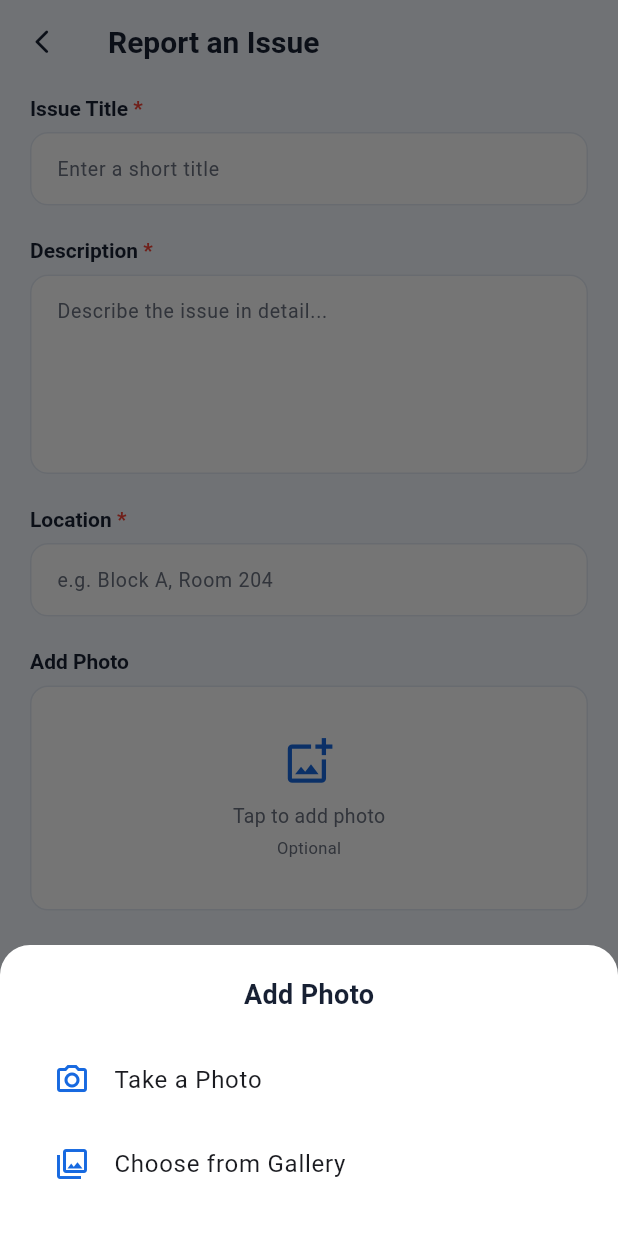
After one commit to shyamsndr/CampusConnect, a Flutter app: the ReportIssueScreen screen opened directly, after a tap on "Tap to add photo", on a phone screen of 412 x 824 dp. The commit adds this screen. Run offline on Flutter 3.47's test engine with Material 3 defaults, Android fonts, the phone set to English and light mode, and no system bars; our stand-ins replace image_picker.

Commit message:
feat: add complaint reporting frontend

```diff
--- a/campus_connect_mobile/lib/core/constants/app_colors.dart
+++ b/campus_connect_mobile/lib/core/constants/app_colors.dart
@@ -3,13 +3,13 @@ import 'package:flutter/material.dart';
 class AppColors {
   AppColors._();
 
-  static const Color primaryBlue = Color(0xFF2196F3);
-  static const Color lightBlue = Color(0xFF4FC3F7);
-  static const Color cyan = Color(0xFF18C7D9);
+  static const Color primaryBlue = Color(0xFF1769E0);
+  static const Color lightBlue = Color(0xFF4DA3FF);
+  static const Color background = Color(0xFFF5F9FF);
 
-  static const Color background = Color(0xFF16C5D5);
   static const Color white = Colors.white;
-  static const Color textDark = Color(0xFF333333);
-  static const Color textGrey = Color(0xFF777777);
-  static const Color borderGrey = Color(0xFFBDBDBD);
+
+  static const Color textDark = Color(0xFF172033);
+  static const Color textGrey = Color(0xFF6B7280);
+  static const Color borderGrey = Color(0xFFE3EAF4);
 }
--- a/campus_connect_mobile/lib/core/theme/app_theme.dart
+++ b/campus_connect_mobile/lib/core/theme/app_theme.dart
@@ -1,4 +1,5 @@
 import 'package:flutter/material.dart';
+
 import '../constants/app_colors.dart';
 
 class AppTheme {
@@ -8,6 +9,9 @@ class AppTheme {
     useMaterial3: true,
     fontFamily: 'Roboto',
     scaffoldBackgroundColor: AppColors.background,
-    colorScheme: ColorScheme.fromSeed(seedColor: AppColors.primaryBlue),
+    colorScheme: ColorScheme.fromSeed(
+      seedColor: AppColors.primaryBlue,
+      brightness: Brightness.light,
+    ),
   );
 }
--- /dev/null
+++ b/campus_connect_mobile/lib/screens/complaints/report_issue_screen.dart
@@ -0,0 +1,399 @@
+import 'dart:io';
+
+import 'package:flutter/material.dart';
+import 'package:image_picker/image_picker.dart';
+
+import '../../core/constants/app_colors.dart';
+import 'complaint_success_screen.dart';
+
+class ReportIssueScreen extends StatefulWidget {
+  const ReportIssueScreen({super.key});
+
+  @override
+  State<ReportIssueScreen> createState() => _ReportIssueScreenState();
+}
+
+class _ReportIssueScreenState extends State<ReportIssueScreen> {
+  final _formKey = GlobalKey<FormState>();
+
+  final _titleController = TextEditingController();
+  final _descriptionController = TextEditingController();
+  final _locationController = TextEditingController();
+
+  File? _selectedImage;
+  bool _isSubmitting = false;
+
+  final ImagePicker _imagePicker = ImagePicker();
+
+  @override
+  void dispose() {
+    _titleController.dispose();
+    _descriptionController.dispose();
+    _locationController.dispose();
+    super.dispose();
+  }
+
+  Future<void> _showImageSourceOptions() async {
+    final ImageSource? source = await showModalBottomSheet<ImageSource>(
+      context: context,
+      backgroundColor: Colors.white,
+      shape: const RoundedRectangleBorder(
+        borderRadius: BorderRadius.vertical(top: Radius.circular(20)),
+      ),
+      builder: (context) {
+        return SafeArea(
+          child: Padding(
+            padding: const EdgeInsets.all(20),
+            child: Column(
+              mainAxisSize: MainAxisSize.min,
+              children: [
+                const Text(
+                  'Add Photo',
+                  style: TextStyle(
+                    color: AppColors.textDark,
+                    fontSize: 18,
+                    fontWeight: FontWeight.bold,
+                  ),
+                ),
+
+                const SizedBox(height: 16),
+
+                ListTile(
+                  leading: const Icon(
+                    Icons.camera_alt_outlined,
+                    color: AppColors.primaryBlue,
+                  ),
+                  title: const Text('Take a Photo'),
+                  onTap: () {
+                    Navigator.pop(context, ImageSource.camera);
+                  },
+                ),
+
+                ListTile(
+                  leading: const Icon(
+                    Icons.photo_library_outlined,
+                    color: AppColors.primaryBlue,
+                  ),
+                  title: const Text('Choose from Gallery'),
+                  onTap: () {
+                    Navigator.pop(context, ImageSource.gallery);
+                  },
+                ),
+              ],
+            ),
+          ),
+        );
+      },
+    );
+
+    if (source == null) return;
+
+    final XFile? image = await _imagePicker.pickImage(
+      source: source,
+      imageQuality: 80,
+      maxWidth: 1200,
+    );
+
+    if (image == null) return;
+
+    setState(() {
+      _selectedImage = File(image.path);
+    });
+  }
+
+  void _submitIssue() {
+    if (!_formKey.currentState!.validate()) {
+      return;
+    }
+
+    setState(() {
+      _isSubmitting = true;
+    });
+
+    // Firebase submission will be added here.
+    Future.delayed(const Duration(milliseconds: 700), () {
+      if (!mounted) return;
+
+      Navigator.pushReplacement(
+        context,
+        MaterialPageRoute(builder: (_) => const ComplaintSuccessScreen()),
+      );
+    });
+  }
+
+  @override
+  Widget build(BuildContext context) {
+    return Scaffold(
+      backgroundColor: AppColors.background,
+      appBar: AppBar(
+        backgroundColor: AppColors.background,
+        elevation: 0,
+        scrolledUnderElevation: 0,
+        leading: IconButton(
+          onPressed: () => Navigator.pop(context),
+          icon: const Icon(
+            Icons.arrow_back_ios_new_rounded,
+            size: 19,
+            color: AppColors.textDark,
+          ),
+        ),
+        title: const Text(
+          'Report an Issue',
+          style: TextStyle(
+            color: AppColors.textDark,
+            fontSize: 20,
+            fontWeight: FontWeight.w700,
+          ),
+        ),
+      ),
+      body: SafeArea(
+        child: Form(
+          key: _formKey,
+          child: SingleChildScrollView(
+            padding: const EdgeInsets.fromLTRB(20, 8, 20, 30),
+            child: Column(
+              crossAxisAlignment: CrossAxisAlignment.start,
+              children: [
+                _buildLabel('Issue Title', required: true),
+                const SizedBox(height: 8),
+                _buildTextField(
+                  controller: _titleController,
+                  hintText: 'Enter a short title',
+                  validator: (value) {
+                    if (value == null || value.trim().isEmpty) {
+                      return 'Issue title is required';
+                    }
+
+                    if (value.trim().length < 3) {
+                      return 'Title must be at least 3 characters';
+                    }
+
+                    return null;
+                  },
+                ),
+
+                const SizedBox(height: 22),
+
+                _buildLabel('Description', required: true),
+                const SizedBox(height: 8),
+                _buildTextField(
+                  controller: _descriptionController,
+                  hintText: 'Describe the issue in detail...',
+                  maxLines: 5,
+                  validator: (value) {
+                    if (value == null || value.trim().isEmpty) {
+                      return 'Description is required';
+                    }
+
+                    if (value.trim().length < 10) {
+                      return 'Please provide more details';
+                    }
+
+                    return null;
+                  },
+                ),
+
+                const SizedBox(height: 22),
+
+                _buildLabel('Location', required: true),
+                const SizedBox(height: 8),
+                _buildTextField(
+                  controller: _locationController,
+                  hintText: 'e.g. Block A, Room 204',
+                  validator: (value) {
+                    if (value == null || value.trim().isEmpty) {
+                      return 'Location is required';
+                    }
+
+                    return null;
+                  },
+                ),
+
+                const SizedBox(height: 22),
+
+                _buildLabel('Add Photo'),
+                const SizedBox(height: 8),
+
+                _buildPhotoPicker(),
+
+                const SizedBox(height: 30),
+
+                SizedBox(
+                  width: double.infinity,
+                  height: 54,
+                  child: ElevatedButton(
+                    onPressed: _isSubmitting ? null : _submitIssue,
+                    style: ElevatedButton.styleFrom(
+                      backgroundColor: AppColors.primaryBlue,
+                      disabledBackgroundColor: AppColors.primaryBlue.withValues(
+                        alpha: 0.6,
+                      ),
+                      foregroundColor: Colors.white,
+                      elevation: 0,
+                      shape: RoundedRectangleBorder(
+                        borderRadius: BorderRadius.circular(14),
+                      ),
+                    ),
+                    child: _isSubmitting
+                        ? const SizedBox(
+                            width: 22,
+                            height: 22,
+                            child: CircularProgressIndicator(
+                              strokeWidth: 2.5,
+                              valueColor: AlwaysStoppedAnimation<Color>(
+                                Colors.white,
+                              ),
+                            ),
+                          )
+                        : const Text(
+                            'Submit Issue',
+                            style: TextStyle(
+                              fontSize: 15,
+                              fontWeight: FontWeight.w600,
+                            ),
+                          ),
+                  ),
+                ),
+              ],
+            ),
+          ),
+        ),
+      ),
+    );
+  }
+
+  Widget _buildLabel(String text, {bool required = false}) {
+    return RichText(
+      text: TextSpan(
+        text: text,
+        style: const TextStyle(
+          color: AppColors.textDark,
+          fontSize: 14,
+          fontWeight: FontWeight.w600,
+        ),
+        children: required
+            ? const [
+                TextSpan(
+                  text: ' *',
+                  style: TextStyle(color: Colors.red),
+                ),
+              ]
+            : null,
+      ),
+    );
+  }
+
+  Widget _buildTextField({
+    required TextEditingController controller,
+    required String hintText,
+    int maxLines = 1,
+    String? Function(String?)? validator,
+  }) {
+    return TextFormField(
+      controller: controller,
+      maxLines: maxLines,
+      validator: validator,
+      style: const TextStyle(color: AppColors.textDark, fontSize: 14),
+      decoration: InputDecoration(
+        hintText: hintText,
+        hintStyle: const TextStyle(color: AppColors.textGrey, fontSize: 13),
+        filled: true,
+        fillColor: Colors.white,
+        contentPadding: const EdgeInsets.symmetric(
+          horizontal: 14,
+          vertical: 14,
+        ),
+        border: OutlineInputBorder(
+          borderRadius: BorderRadius.circular(12),
+          borderSide: const BorderSide(color: AppColors.borderGrey),
+        ),
+        enabledBorder: OutlineInputBorder(
+          borderRadius: BorderRadius.circular(12),
+          borderSide: const BorderSide(color: AppColors.borderGrey),
+        ),
+        focusedBorder: OutlineInputBorder(
+          borderRadius: BorderRadius.circular(12),
+          borderSide: const BorderSide(
+            color: AppColors.primaryBlue,
+            width: 1.5,
+          ),
+        ),
+        errorBorder: OutlineInputBorder(
+          borderRadius: BorderRadius.circular(12),
+          borderSide: const BorderSide(color: Colors.red),
+        ),
+        focusedErrorBorder: OutlineInputBorder(
+          borderRadius: BorderRadius.circular(12),
+          borderSide: const BorderSide(color: Colors.red, width: 1.5),
+        ),
+      ),
+    );
+  }
+
+  Widget _buildPhotoPicker() {
+    return GestureDetector(
+      onTap: _showImageSourceOptions,
+      child: Container(
+        width: double.infinity,
+        height: 150,
+        decoration: BoxDecoration(
+          color: Colors.white,
+          borderRadius: BorderRadius.circular(12),
+          border: Border.all(color: AppColors.borderGrey),
+        ),
+        child: _selectedImage == null
+            ? const Column(
+                mainAxisAlignment: MainAxisAlignment.center,
+                children: [
+                  Icon(
+                    Icons.add_photo_alternate_outlined,
+                    size: 34,
+                    color: AppColors.primaryBlue,
+                  ),
+                  SizedBox(height: 10),
+                  Text(
+                    'Tap to add photo',
+                    style: TextStyle(color: AppColors.textGrey, fontSize: 13),
+                  ),
+                  SizedBox(height: 4),
+                  Text(
+                    'Optional',
+                    style: TextStyle(color: AppColors.textGrey, fontSize: 11),
+                  ),
+                ],
+              )
+            : ClipRRect(
+                borderRadius: BorderRadius.circular(11),
+                child: Stack(
+                  fit: StackFit.expand,
+                  children: [
+                    Image.file(_selectedImage!, fit: BoxFit.cover),
+                    Positioned(
+                      top: 8,
+                      right: 8,
+                      child: Container(
+                        decoration: const BoxDecoration(
+                          color: Colors.white,
+                          shape: BoxShape.circle,
+                        ),
+                        child: IconButton(
+                          onPressed: () {
+                            setState(() {
+                              _selectedImage = null;
+                            });
+                          },
+                          icon: const Icon(
+                            Icons.close,
+                            size: 18,
+                            color: AppColors.textDark,
+                          ),
+                        ),
+                      ),
+                    ),
+                  ],
+                ),
+              ),
+      ),
+    );
+  }
+}
--- a/campus_connect_mobile/pubspec.yaml
+++ b/campus_connect_mobile/pubspec.yaml
@@ -34,6 +34,7 @@ dependencies:
   # The following adds the Cupertino Icons font to your application.
   # Use with the CupertinoIcons class for iOS style icons.
   cupertino_icons: ^1.0.8
+  image_picker: ^1.2.3
 
 dev_dependencies:
   flutter_test:
```
Also changed, not shown: campus_connect_mobile/lib/screens/auth/login_screen.dart (+4 -4 lines), campus_connect_mobile/lib/screens/complaints/complaint_success_screen.dart (added, +161 -0 lines), campus_connect_mobile/lib/screens/home/home_screen.dart (+15 -2 lines), campus_connect_mobile/lib/screens/main/main_screen.dart (+10 -2 lines), campus_connect_mobile/lib/widgets/complaints/complaint_card.dart (added), campus_connect_mobile/lib/widgets/complaints/status_chip.dart (added), campus_connect_mobile/pubspec.lock, 5 other files.
